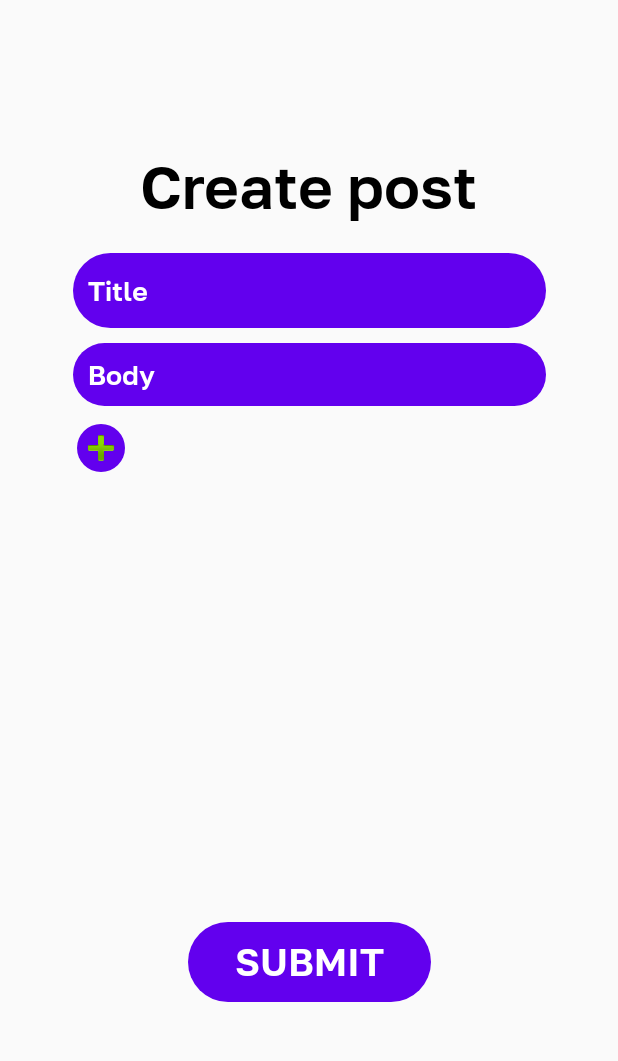
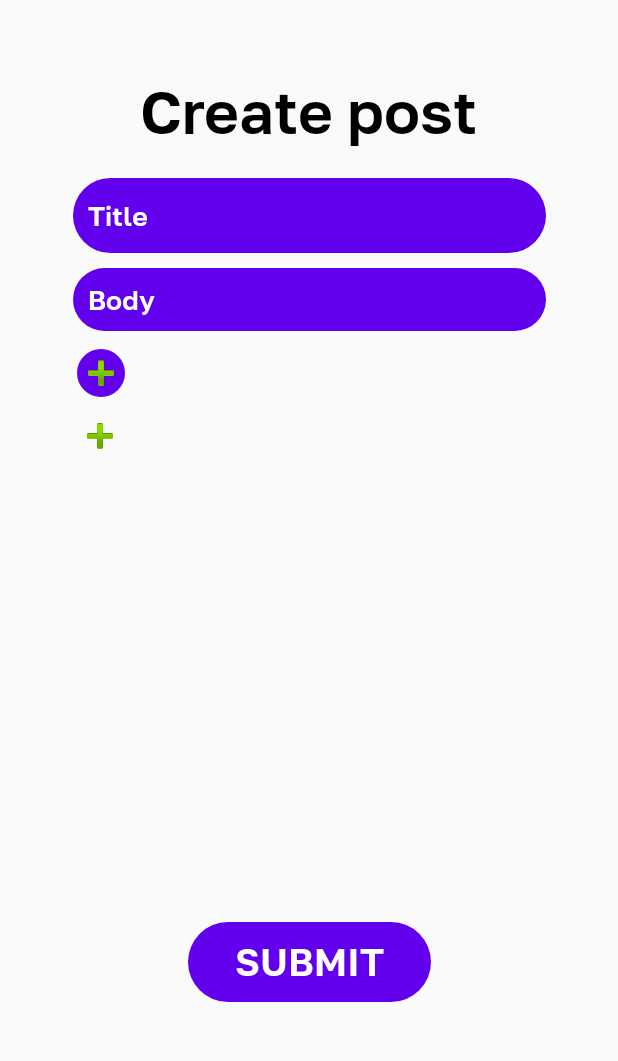
Before and after one commit to ZhenKasp/AndroidPureCitizen, an Android app: the fragment SlideshowFragment shown on its own in the app's theme, after a tap on an icon or button, on a phone screen of 412 x 824 dp, the part 84-1145 px from its top. Run offline under Robolectric (Android 15) with nearby library versions, the phone set to English and light mode, and no system bars; our stand-ins replace Volley; pictures from the network do not load.

Commit message:
photo and gallery

```diff
--- a/app/src/main/AndroidManifest.xml
+++ b/app/src/main/AndroidManifest.xml
@@ -14,6 +14,7 @@
     <uses-permission android:name="android.permission.ACCESS_COARSE_LOCATION"/>
     <uses-permission android:name="android.permission.ACCESS_NETWORK_STATE"/>
     <uses-permission android:name="android.hardware.camera"/>
+    <uses-permission android:name="android.permission.READ_EXTERNAL_STORAGE" />
     <uses-permission android:name="android.permission.WRITE_EXTERNAL_STORAGE" />
 
     <application
--- a/app/src/main/java/com/example/purecitizen/ui/slideshow/SlideshowFragment.java
+++ b/app/src/main/java/com/example/purecitizen/ui/slideshow/SlideshowFragment.java
@@ -1,15 +1,12 @@
 package com.example.purecitizen.ui.slideshow;
 
-import android.Manifest;
-import android.app.Activity;
 import android.content.Intent;
-import android.content.pm.PackageManager;
 import android.graphics.Bitmap;
 import android.graphics.Color;
-import android.graphics.Picture;
+import android.net.Uri;
 import android.os.Bundle;
+import android.provider.MediaStore;
 import android.util.Log;
-import android.util.Patterns;
 import android.view.LayoutInflater;
 import android.view.View;
 import android.view.ViewGroup;
@@ -21,10 +18,8 @@ import android.widget.LinearLayout;
 import android.widget.Toast;
 
 import androidx.annotation.NonNull;
-import androidx.core.content.ContextCompat;
 import androidx.fragment.app.Fragment;
 import androidx.fragment.app.FragmentActivity;
-import androidx.fragment.app.FragmentManager;
 import androidx.fragment.app.FragmentTransaction;
 
 import com.android.volley.AuthFailureError;
@@ -34,18 +29,18 @@ import com.android.volley.Response;
 import com.android.volley.VolleyError;
 import com.android.volley.toolbox.JsonObjectRequest;
 import com.android.volley.toolbox.Volley;
-import com.example.purecitizen.LoginActivity;
+import com.bumptech.glide.Glide;
 import com.example.purecitizen.MainActivity;
 import com.example.purecitizen.R;
 import com.example.purecitizen.ui.home.HomeFragment;
-import com.example.purecitizen.ui.home.HomeViewModel;
 
-import org.json.JSONArray;
 import org.json.JSONException;
 import org.json.JSONObject;
 
 import java.util.HashMap;
 import java.util.Map;
+
+import static android.app.Activity.RESULT_OK;
 
 public class SlideshowFragment extends Fragment  {
 
@@ -53,6 +48,7 @@ public class SlideshowFragment extends Fragment  {
     private static final int CAMERA_REQUEST = 1888;
     private ImageView imageView;
     private static final int MY_CAMERA_PERMISSION_CODE = 100;
+    static final int GALLERY_REQUEST = 1;
 
     public View onCreateView(@NonNull LayoutInflater inflater,
                              ViewGroup container, Bundle savedInstanceState) {
@@ -60,20 +56,24 @@ public class SlideshowFragment extends Fragment  {
         final EditText et_body = getActivity().findViewById(R.id.et_body);
         final EditText et_title = getActivity().findViewById(R.id.et_title);
         final Button btn_submit = root.findViewById(R.id.btn_submit);
-        final ImageButton image = root.findViewById(R.id.btn_image);
+        final ImageButton camera = root.findViewById(R.id.btn_image);
+        final ImageView gallery = root.findViewById(R.id.iv_image);
 
-        image.setOnClickListener(new View.OnClickListener() {
+        camera.setOnClickListener(new View.OnClickListener() {
             @Override
             public void onClick(View v) {
-                if (ContextCompat.checkSelfPermission(getContext(), Manifest.permission.CAMERA) != PackageManager.PERMISSION_GRANTED)
-                {
-                    requestPermissions(new String[]{Manifest.permission.CAMERA}, MY_CAMERA_PERMISSION_CODE);
-                }
-                else
-                {
-                    Intent cameraIntent = new Intent(android.provider.MediaStore.ACTION_IMAGE_CAPTURE);
-                    startActivityForResult(cameraIntent, CAMERA_REQUEST);
-                }
+                Intent takePicture = new Intent(MediaStore.ACTION_IMAGE_CAPTURE);
+                startActivityForResult(takePicture, 0);
+            }
+        });
+
+
+        gallery.setOnClickListener(new View.OnClickListener() {
+            @Override
+            public void onClick(View v) {
+                Intent pickPhoto = new Intent(Intent.ACTION_PICK,
+                        android.provider.MediaStore.Images.Media.EXTERNAL_CONTENT_URI);
+                startActivityForResult(pickPhoto , 1);
             }
         });
 
@@ -111,33 +111,57 @@ public class SlideshowFragment extends Fragment  {
         return root;
     }
 
-    @Override
-    public void onRequestPermissionsResult(int requestCode, @NonNull String[] permissions, @NonNull int[] grantResults)
-    {
-        super.onRequestPermissionsResult(requestCode, permissions, grantResults);
-        if (requestCode == MY_CAMERA_PERMISSION_CODE)
-        {
-            if (grantResults[0] == PackageManager.PERMISSION_GRANTED)
-            {
-                Toast.makeText(getContext(), "camera permission granted", Toast.LENGTH_LONG).show();
-                Intent cameraIntent = new Intent(android.provider.MediaStore.ACTION_IMAGE_CAPTURE);
-                startActivityForResult(cameraIntent, CAMERA_REQUEST);
-            }
-            else
-            {
-                Toast.makeText(getContext(), "camera permission denied", Toast.LENGTH_LONG).show();
-            }
-        }
-    }
+//    @Override
+//    public void onRequestPermissionsResult(int requestCode, @NonNull String[] permissions, @NonNull int[] grantResults)
+//    {
+//        Bitmap bitmap = null;
+//        super.onRequestPermissionsResult(requestCode, permissions, grantResults);
+//        if (requestCode == MY_CAMERA_PERMISSION_CODE)
+//        {
+//            if (grantResults[0] == PackageManager.PERMISSION_GRANTED)
+//            {
+//                Toast.makeText(getContext(), "camera permission granted", Toast.LENGTH_LONG).show();
+//                Intent cameraIntent = new Intent(android.provider.MediaStore.ACTION_IMAGE_CAPTURE);
+//                startActivityForResult(cameraIntent, CAMERA_REQUEST);
+//            }
+//            else
+//            {
+//                Toast.makeText(getContext(), "camera permission denied", Toast.LENGTH_LONG).show();
+//            }
+//        } else if (requestCode == GALLERY_REQUEST) {
+//            if(resultCode == RESULT_OK){
+//                Uri selectedImage = imageReturnedIntent.getData();
+//                try {
+//                    bitmap = MediaStore.Images.Media.getBitmap(getContentResolver(), selectedImage);
+//                } catch (IOException e) {
+//                    e.printStackTrace();
+//                }
+//                imageView.setImageBitmap(bitmap);
+//            }
+//        }
+//
+//        if (requestCode == GALLERY_REQUEST)
+//    }
 
     @Override
-    public void onActivityResult(int requestCode, int resultCode, Intent data)
-    {
-        if (requestCode == CAMERA_REQUEST && resultCode == Activity.RESULT_OK)
-        {
-            Bitmap photo = (Bitmap) data.getExtras().get("data");
-            final ImageButton image = getActivity().findViewById(R.id.btn_image);
-            image.setImageBitmap(photo);
+    public void onActivityResult(int requestCode, int resultCode, Intent imageReturnedIntent) {
+        super.onActivityResult(requestCode, resultCode, imageReturnedIntent);
+        switch(requestCode) {
+            case 0:
+                if(resultCode == RESULT_OK){
+                    Uri selectedImage = imageReturnedIntent.getData();
+                    final ImageButton camera = getActivity().findViewById(R.id.btn_image);
+                    camera.setImageURI(selectedImage);
+                }
+
+                break;
+            case 1:
+                if(resultCode == RESULT_OK){
+                    Uri selectedImage = imageReturnedIntent.getData();
+                    final ImageView gallery = getActivity().findViewById(R.id.iv_image);
+                    gallery.setImageURI(selectedImage);
+                }
+                break;
         }
     }
 
--- a/app/src/main/res/drawable/background.xml
+++ b/app/src/main/res/drawable/background.xml
@@ -2,5 +2,5 @@
 
 <shape android:shape="rectangle" xmlns:android="http://schemas.android.com/apk/res/android">
     <corners android:radius="10sp"/>
-    <solid android:color="@color/colorPrimary"/>
+    <solid android:color="@color/gray"/>
 </shape>
--- a/app/src/main/res/layout/fragment_slideshow.xml
+++ b/app/src/main/res/layout/fragment_slideshow.xml
@@ -11,14 +11,14 @@
         android:layout_width="315dp"
         android:layout_height="50dp"
         android:layout_marginTop="20dp"
+        android:background="@drawable/textview"
         android:ems="10"
+        android:fontFamily="@font/font3"
         android:hint="Title"
-        android:background="@drawable/textview"
-        android:fontFamily="@font/font3"
+        android:inputType="textPersonName"
         android:padding="10dp"
+        android:textColor="@color/white"
         android:textColorHint="@color/white"
-        android:textColor="@color/white"
-        android:inputType="textPersonName"
         app:layout_constraintEnd_toEndOf="parent"
         app:layout_constraintStart_toStartOf="parent"
         app:layout_constraintTop_toBottomOf="@+id/tv_create_post" />
@@ -28,15 +28,15 @@
         android:layout_width="315dp"
         android:layout_height="wrap_content"
         android:layout_marginTop="10dp"
+        android:background="@drawable/textview"
         android:ems="10"
+        android:fontFamily="@font/font3"
         android:gravity=""
         android:hint="Body"
+        android:inputType="textMultiLine"
+        android:padding="10dp"
+        android:textColor="@color/white"
         android:textColorHint="@color/white"
-        android:textColor="@color/white"
-        android:background="@drawable/textview"
-        android:fontFamily="@font/font3"
-        android:padding="10dp"
-        android:inputType="textMultiLine"
         app:layout_constraintEnd_toEndOf="parent"
         app:layout_constraintStart_toStartOf="parent"
         app:layout_constraintTop_toBottomOf="@+id/et_title" />
@@ -47,6 +47,11 @@
         android:layout_height="wrap_content"
         android:layout_marginTop="12dp"
         android:background="@drawable/button"
+        android:minWidth="30dp"
+        android:maxWidth="200dp"
+        android:minHeight="30dp"
+        android:maxHeight="200dp"
+        android:adjustViewBounds="true"
         android:src="@android:drawable/ic_input_add"
         app:layout_constraintEnd_toEndOf="parent"
         app:layout_constraintHorizontal_bias="0.135"
@@ -57,13 +62,13 @@
         android:id="@+id/btn_submit"
         android:layout_width="162dp"
         android:layout_height="53dp"
-        android:layout_marginTop="10dp"
+        android:layout_marginTop="100dp"
         android:layout_marginBottom="100dp"
+        android:background="@drawable/button"
+        android:fontFamily="@font/font3"
         android:text="@string/submit"
-        android:background="@drawable/button"
+        android:textColor="@color/white"
         android:textSize="25dp"
-        android:textColor="@color/white"
-        android:fontFamily="@font/font3"
         app:layout_constraintBottom_toBottomOf="parent"
         app:layout_constraintEnd_toEndOf="parent"
         app:layout_constraintStart_toStartOf="parent"
@@ -74,7 +79,7 @@
         android:id="@+id/tv_create_post"
         android:layout_width="wrap_content"
         android:layout_height="wrap_content"
-        android:layout_marginTop="100dp"
+        android:layout_marginTop="50dp"
         android:fontFamily="@font/font3"
         android:text="Create post"
         android:textColor="@color/black"
@@ -82,4 +87,23 @@
         app:layout_constraintEnd_toEndOf="parent"
         app:layout_constraintStart_toStartOf="parent"
         app:layout_constraintTop_toTopOf="parent" />
+
+    <ImageView
+        android:id="@+id/iv_image"
+        android:layout_width="wrap_content"
+        android:layout_height="wrap_content"
+        android:layout_marginTop="10dp"
+        android:layout_marginBottom="100dp"
+        android:minWidth="30dp"
+        android:maxWidth="200dp"
+        android:minHeight="30dp"
+        android:maxHeight="200dp"
+        android:adjustViewBounds="true"
+        android:src="@android:drawable/ic_input_add"
+        app:layout_constraintBottom_toTopOf="@+id/btn_submit"
+        app:layout_constraintEnd_toEndOf="parent"
+        app:layout_constraintHorizontal_bias="0.134"
+        app:layout_constraintStart_toStartOf="parent"
+        app:layout_constraintTop_toBottomOf="@+id/btn_image"
+        app:layout_constraintVertical_bias="0.0" />
 </androidx.constraintlayout.widget.ConstraintLayout>
--- a/app/src/main/res/layout/list_item.xml
+++ b/app/src/main/res/layout/list_item.xml
@@ -2,7 +2,10 @@
     android:layout_width="match_parent"
     android:layout_height="wrap_content"
     android:orientation="horizontal"
+    android:background="@drawable/background"
+    android:layout_margin="10dp"
     android:padding="16dp">
+
     <ImageView
         android:id="@+id/image"
         android:layout_marginRight="16dp"
--- a/app/src/main/res/values/colors.xml
+++ b/app/src/main/res/values/colors.xml
@@ -7,4 +7,5 @@
     <color name="hint">#CDFFFFFF</color>
     <color name="black">#000000</color>
     <color name="blue">#283593</color>
+    <color name="gray">#AAAAAA</color>
 </resources>
```
Also changed, not shown: app/build.gradle (+7 -0 lines), app/src/main/java/com/example/purecitizen/MainActivity.java (+0 -10 lines), app/src/main/java/com/example/purecitizen/ui/gallery/GalleryViewModel.java (deleted, +0 -19 lines), app/src/main/java/com/example/purecitizen/ui/home/HomeFragment.java (+8 -8 lines), app/src/main/java/com/example/purecitizen/ui/home/HomeViewModel.java (deleted, +0 -19 lines), app/src/main/java/com/example/purecitizen/ui/slideshow/SlideshowViewModel.java (deleted, +0 -19 lines), app/src/main/res/drawable/gif2.gif (added).
